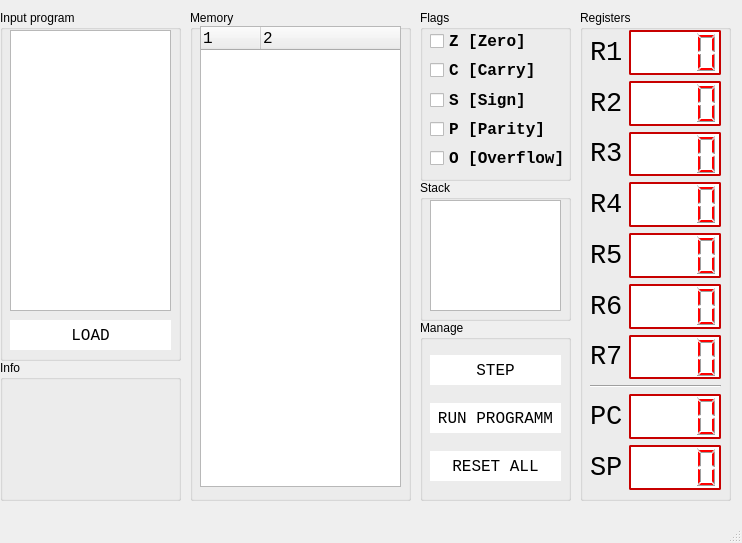
Above: gui/disign.ui from Witness-senpai/asm-emu before the change. Below: the same form after it.
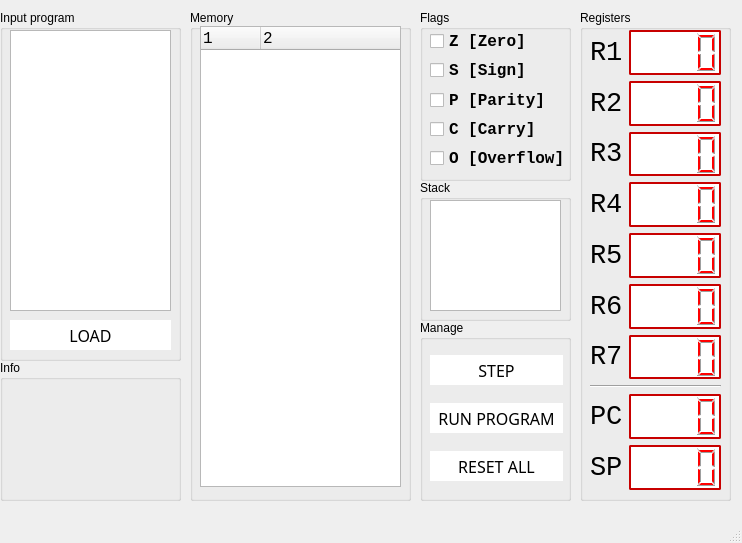
That is the form after the change.

Commit message: Fix memory color iterator

Diff of the .ui file:
```diff
--- a/gui/disign.ui
+++ b/gui/disign.ui
@@ -50,34 +50,7 @@
          <string>Z [Zero]</string>
         </property>
         <property name="checkable">
-         <bool>false</bool>
-        </property>
-        <property name="checked">
-         <bool>false</bool>
-        </property>
-        <property name="autoRepeat">
-         <bool>false</bool>
-        </property>
-        <property name="autoExclusive">
-         <bool>false</bool>
-        </property>
-       </widget>
-      </item>
-      <item>
-       <widget class="QCheckBox" name="checkBox_C">
-        <property name="font">
-         <font>
-          <family>Consolas</family>
-          <pointsize>12</pointsize>
-          <weight>75</weight>
-          <bold>true</bold>
-         </font>
-        </property>
-        <property name="text">
-         <string>C [Carry]</string>
-        </property>
-        <property name="checkable">
-         <bool>false</bool>
+         <bool>true</bool>
         </property>
         <property name="checked">
          <bool>false</bool>
@@ -104,7 +77,7 @@
          <string>S [Sign]</string>
         </property>
         <property name="checkable">
-         <bool>false</bool>
+         <bool>true</bool>
         </property>
         <property name="checked">
          <bool>false</bool>
@@ -131,7 +104,34 @@
          <string>P [Parity]</string>
         </property>
         <property name="checkable">
+         <bool>true</bool>
+        </property>
+        <property name="checked">
          <bool>false</bool>
+        </property>
+        <property name="autoRepeat">
+         <bool>false</bool>
+        </property>
+        <property name="autoExclusive">
+         <bool>false</bool>
+        </property>
+       </widget>
+      </item>
+      <item>
+       <widget class="QCheckBox" name="checkBox_C">
+        <property name="font">
+         <font>
+          <family>Consolas</family>
+          <pointsize>12</pointsize>
+          <weight>75</weight>
+          <bold>true</bold>
+         </font>
+        </property>
+        <property name="text">
+         <string>C [Carry]</string>
+        </property>
+        <property name="checkable">
+         <bool>true</bool>
         </property>
         <property name="checked">
          <bool>false</bool>
@@ -956,7 +956,7 @@
      </property>
      <property name="font">
       <font>
-       <family>Consolas</family>
+       <family>Consolas bolt</family>
        <pointsize>12</pointsize>
        <weight>9</weight>
        <italic>false</italic>
@@ -1024,7 +1024,7 @@
       <rect>
        <x>10</x>
        <y>23</y>
-       <width>131</width>
+       <width>133</width>
        <height>151</height>
       </rect>
      </property>
@@ -1033,7 +1033,7 @@
        <widget class="QPushButton" name="btn_step">
         <property name="font">
          <font>
-          <family>Consolas</family>
+          <family>Consolas bolt</family>
           <pointsize>12</pointsize>
           <weight>9</weight>
           <italic>false</italic>
@@ -1043,9 +1043,10 @@
         <property name="styleSheet">
          <string notr="true">QPushButton {
 	background-color: white;
-	font: 75 12pt &quot;Consolas&quot;;
+	font: 75 12pt &quot;Consolas&quot; bolt;
 	height: 30px;
 	border: none;
+	
 }
 
 QPushButton:hover {
@@ -1065,7 +1066,7 @@
        <widget class="QPushButton" name="btn_run">
         <property name="font">
          <font>
-          <family>Consolas</family>
+          <family>Consolas bolt</family>
           <pointsize>12</pointsize>
           <weight>9</weight>
           <italic>false</italic>
@@ -1075,9 +1076,10 @@
         <property name="styleSheet">
          <string notr="true">QPushButton {
 	background-color: white;
-	font: 75 12pt &quot;Consolas&quot;;
+	font: 75 12pt &quot;Consolas&quot; bolt;
 	height: 30px;
 	border: none;
+	
 }
 
 QPushButton:hover {
@@ -1089,7 +1091,7 @@
 }</string>
         </property>
         <property name="text">
-         <string>RUN PROGRAMM</string>
+         <string>RUN PROGRAM</string>
         </property>
        </widget>
       </item>
@@ -1097,7 +1099,7 @@
        <widget class="QPushButton" name="btn_reset">
         <property name="font">
          <font>
-          <family>Consolas</family>
+          <family>Consolas bolt</family>
           <pointsize>12</pointsize>
           <weight>9</weight>
           <italic>false</italic>
@@ -1107,9 +1109,10 @@
         <property name="styleSheet">
          <string notr="true">QPushButton {
 	background-color: white;
-	font: 75 12pt &quot;Consolas&quot;;
+	font: 75 12pt &quot;Consolas&quot; bolt;
 	height: 30px;
 	border: none;
+	
 }
 
 QPushButton:hover {
```
Left out of the diff: 11 changed lines with no effect on the pictures. The commit also changes 2 other files.
